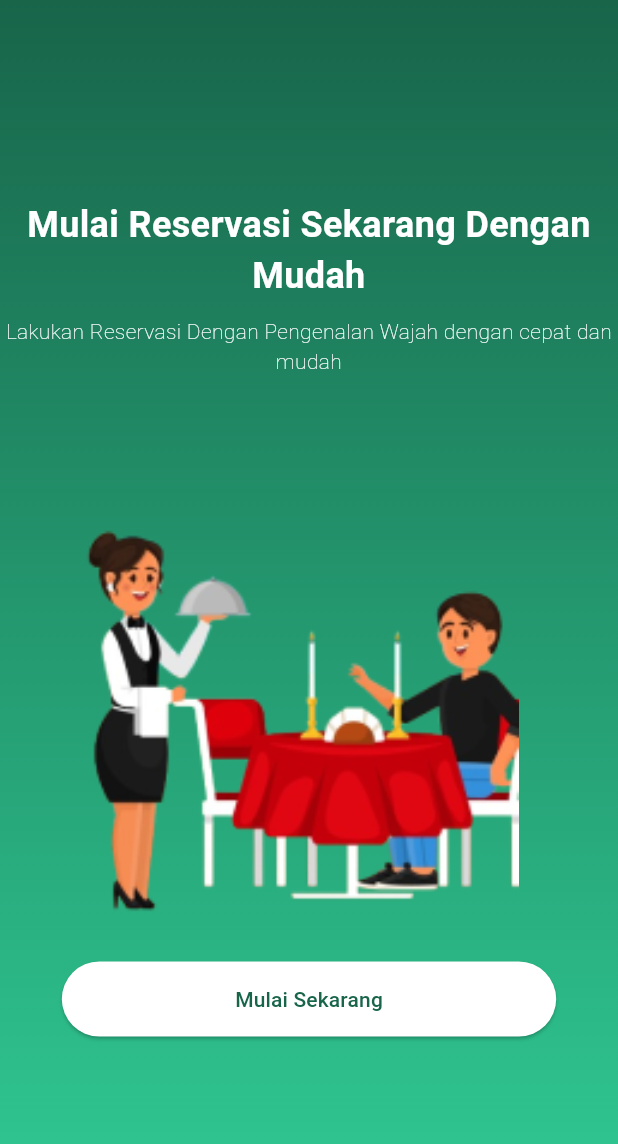
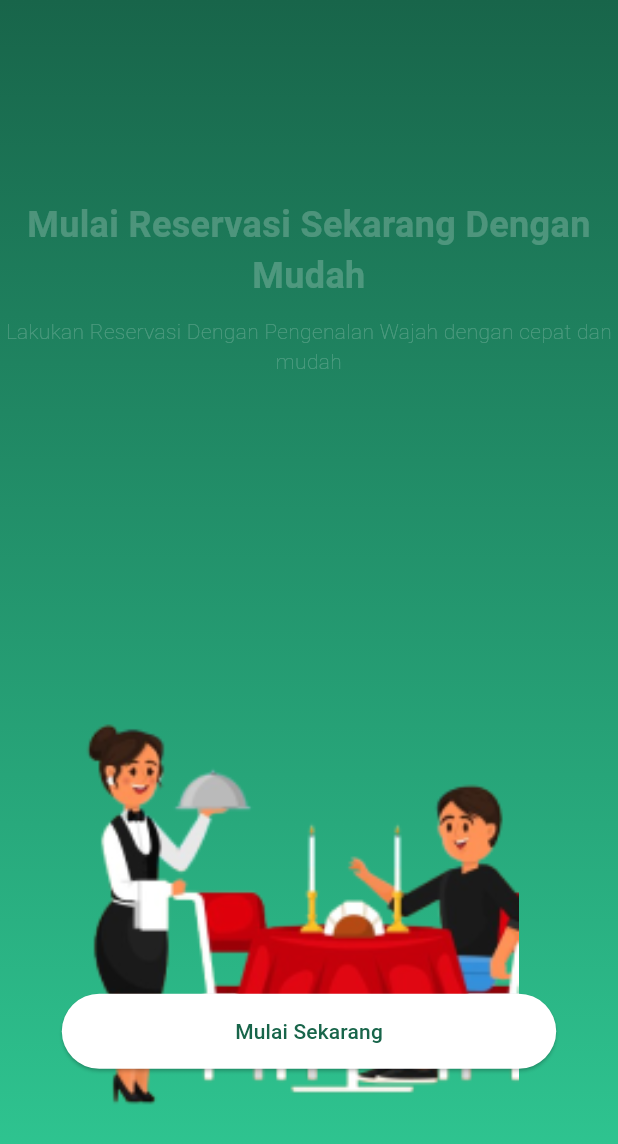
Before and after one commit to rafsanalhad/-DineServe, a Flutter app: the first screen one second after launch, on a phone screen of 412 x 824 dp. Shown: the top 1144 px of the screen. Run offline on Flutter 3.47's test engine with Material 3 defaults, Android fonts, the phone set to English and light mode, and no system bars; our stand-ins replace camera, card_loading, dartz, flutter_dotenv, fluttertoast, get and 3 more; missing offline and left inert: flutter_awesome_alert_box, midtrans_sdk.

Commit message:
update ui

```diff
--- a/lib/views/StartScreen.dart
+++ b/lib/views/StartScreen.dart
@@ -1,7 +1,127 @@
+// import 'package:flutter/material.dart';
+// import 'package:flutter_dotenv/flutter_dotenv.dart' as dot_env;
+// class StartScreen extends StatelessWidget {
+//   const StartScreen({super.key});
+
+//   @override
+//   Widget build(BuildContext context) {
+//     return Scaffold(
+//       body: SafeArea(
+//         child: Container(
+//           width: double.infinity,
+//           height: double.infinity,
+//           decoration: const BoxDecoration(
+//             gradient: LinearGradient(
+//               begin: Alignment.topCenter,
+//               end: Alignment.bottomCenter,
+//               colors: [Color(0xFF18654A), Color(0xFF30CB95)],
+//             ),
+//           ),
+//           child: Center(
+//             child: Column(
+//               mainAxisAlignment: MainAxisAlignment.center,
+//               crossAxisAlignment: CrossAxisAlignment.center,
+//               children: [
+//                 const Text(
+//                   'Mulai Reservasi Sekarang Dengan Mudah',
+//                   textAlign: TextAlign.center,
+//                   style: TextStyle(
+//                     fontSize: 24,
+//                     color: Colors.white,
+//                     fontWeight: FontWeight.bold,
+//                   ),
+//                 ),
+//                 const SizedBox(height: 10),
+//                 const Text(
+//                   'Lakukan Reservasi Dengan Pengenalan Wajah dengan cepat dan mudah',
+//                   textAlign: TextAlign.center,
+//                   style: TextStyle(
+//                     fontSize: 14,
+//                     color: Colors.white,
+//                     fontWeight: FontWeight.w100,
+//                   ),
+//                 ),
+//                 const SizedBox(height: 70),
+//                 Container(
+//                   margin: const EdgeInsets.only(right: 40),
+//                   child: Image.asset(
+//                     'assets/images/hero_img.png',
+//                     width: 320,
+//                     height: 300,
+//                     fit: BoxFit.cover,
+//                   ),
+//                 ),
+//                 const SizedBox(height: 20),
+
+//                 Container(
+//                   width: MediaQuery.of(context).size.width * 0.8,
+//                   height: 50,
+//                   child: ElevatedButton(
+//                     style: ElevatedButton.styleFrom(
+//                       backgroundColor: Colors.white,
+//                       shape: RoundedRectangleBorder(
+//                         borderRadius: BorderRadius.circular(30),
+//                       ),
+//                     ),
+//                     onPressed: () {
+//                       Navigator.pushNamed(context, '/login');
+//                     },
+//                     child: const Text('Mulai Sekarang', style: TextStyle(color: Color(0xFF18654A))),
+//                   ),
+//                 ),
+//               ],
+//             ),
+//           ),
+//         ),
+//       ),
+//     );
+//   }
+// }
+
 import 'package:flutter/material.dart';
-import 'package:flutter_dotenv/flutter_dotenv.dart' as dot_env;
-class StartScreen extends StatelessWidget {
+import 'package:flutter/animation.dart';
+
+class StartScreen extends StatefulWidget {
   const StartScreen({super.key});
+
+  @override
+  State<StartScreen> createState() => _StartScreenState();
+}
+
+class _StartScreenState extends State<StartScreen> with SingleTickerProviderStateMixin {
+  late AnimationController _controller;
+  late Animation<double> _fadeAnimation;
+  late Animation<Offset> _slideAnimation;
+
+  @override
+  void initState() {
+    super.initState();
+    _controller = AnimationController(
+      vsync: this,
+      duration: const Duration(seconds: 2),
+    );
+
+    _fadeAnimation = CurvedAnimation(
+      parent: _controller,
+      curve: Curves.easeIn,
+    );
+
+    _slideAnimation = Tween<Offset>(
+      begin: const Offset(0, 1),
+      end: Offset.zero,
+    ).animate(CurvedAnimation(
+      parent: _controller,
+      curve: Curves.easeOut,
+    ));
+
+    _controller.forward();
+  }
+
+  @override
+  void dispose() {
+    _controller.dispose();
+    super.dispose();
+  }
 
   @override
   Widget build(BuildContext context) {
@@ -22,7 +142,9 @@ class StartScreen extends StatelessWidget {
               mainAxisAlignment: MainAxisAlignment.center,
               crossAxisAlignment: CrossAxisAlignment.center,
               children: [
-                const Text(
+                FadeTransition(
+                  opacity: _fadeAnimation,
+                  child: const Text(
                     'Mulai Reservasi Sekarang Dengan Mudah',
                     textAlign: TextAlign.center,
                     style: TextStyle(
@@ -31,8 +153,11 @@ class StartScreen extends StatelessWidget {
                       fontWeight: FontWeight.bold,
                     ),
                   ),
+                ),
                 const SizedBox(height: 10),
-                const Text(
+                FadeTransition(
+                  opacity: _fadeAnimation,
+                  child: const Text(
                     'Lakukan Reservasi Dengan Pengenalan Wajah dengan cepat dan mudah',
                     textAlign: TextAlign.center,
                     style: TextStyle(
@@ -41,8 +166,11 @@ class StartScreen extends StatelessWidget {
                       fontWeight: FontWeight.w100,
                     ),
                   ),
+                ),
                 const SizedBox(height: 70),
-                Container(
+                SlideTransition(
+                  position: _slideAnimation,
+                  child: Container(
                     margin: const EdgeInsets.only(right: 40),
                     child: Image.asset(
                       'assets/images/hero_img.png',
@@ -51,9 +179,11 @@ class StartScreen extends StatelessWidget {
                       fit: BoxFit.cover,
                     ),
                   ),
+                ),
                 const SizedBox(height: 20),
-
-                Container(
+                SlideTransition(
+                  position: _slideAnimation,
+                  child: Container(
                     width: MediaQuery.of(context).size.width * 0.8,
                     height: 50,
                     child: ElevatedButton(
@@ -66,7 +196,11 @@ class StartScreen extends StatelessWidget {
                       onPressed: () {
                         Navigator.pushNamed(context, '/login');
                       },
-                    child: const Text('Mulai Sekarang', style: TextStyle(color: Color(0xFF18654A))),
+                      child: const Text(
+                        'Mulai Sekarang',
+                        style: TextStyle(color: Color(0xFF18654A)),
+                      ),
+                    ),
                   ),
                 ),
               ],
```
Lines whose indentation alone changed are shown as unchanged.
